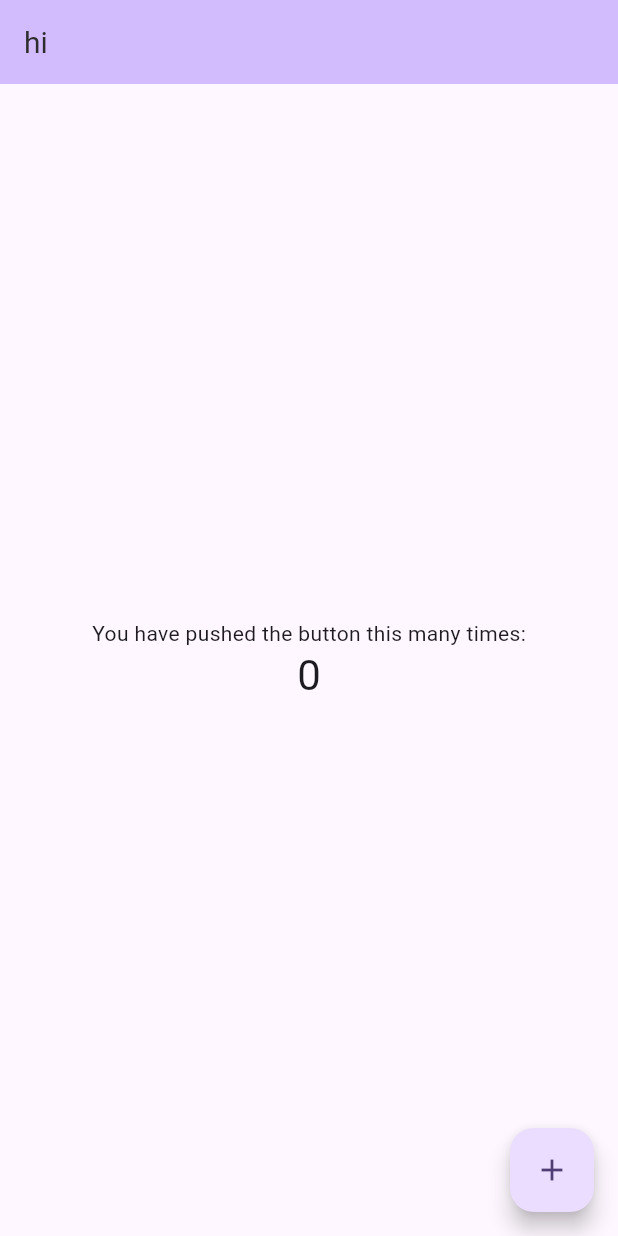
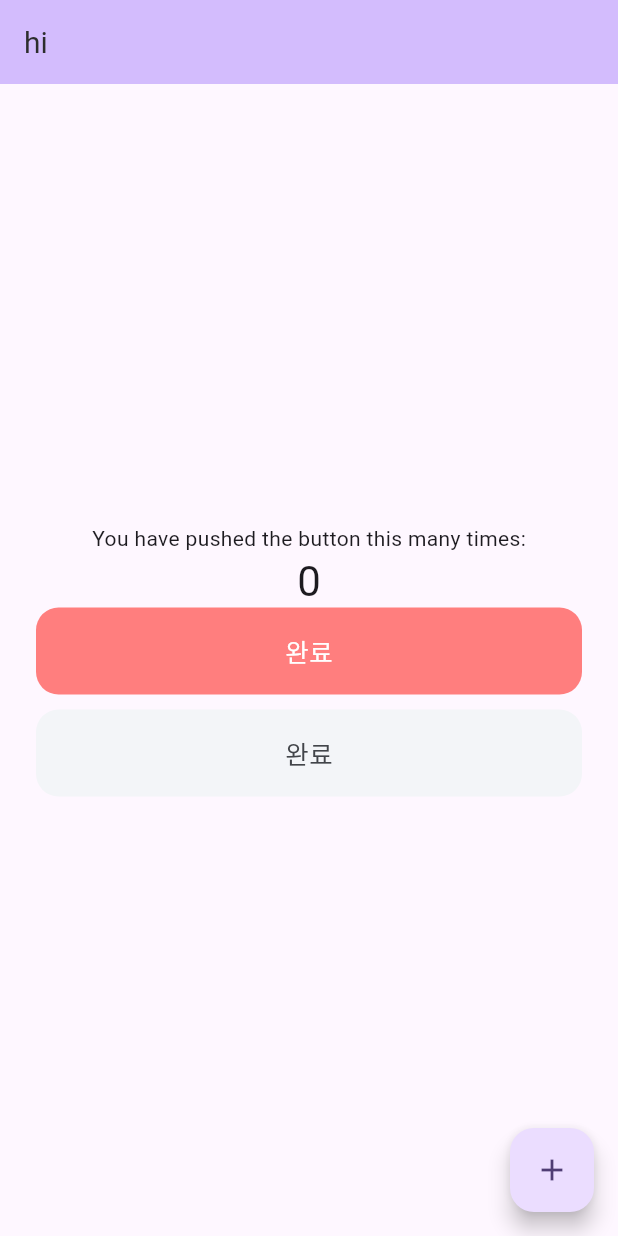
Before and after one commit to MentalJava/sym-mvvm-clone, a Flutter app: the screen it shows after launch, on a phone screen of 412 x 824 dp. Run offline on Flutter 3.47's test engine with Material 3 defaults, Android fonts, the phone set to English and light mode, and no system bars; Roboto replaces fonts that are missing (PretendardBold, PretendardMedium).

Commit message:
Button component 작업 완료

```diff
--- a/lib/main.dart
+++ b/lib/main.dart
@@ -1,4 +1,5 @@
 import 'package:flutter/material.dart';
+import 'package:sym_mvvm_clone/ui/component/s_button.dart';
 import 'package:sym_mvvm_clone/ui/component/s_color.dart';
 import 'package:sym_mvvm_clone/ui/component/s_text.dart';
 import 'package:sym_mvvm_clone/ui/component/s_typo.dart';
@@ -63,6 +64,26 @@ class _MyHomePageState extends State<MyHomePage> {
               '$_counter',
               style: Theme.of(context).textTheme.headlineMedium,
             ),
+            SButton(
+              state: ButtonState.standard,
+              onCilcked: () {},
+              text: const SText(
+                text: '완료',
+                type: TextType.body1,
+                color: Colors.white,
+              ),
+            ),
+            const SizedBox(
+              height: 10,
+            ),
+            const SButton(
+              state: ButtonState.disabled,
+              text: SText(
+                text: '완료',
+                type: TextType.body1,
+                color: SColor.grey6,
+              ),
+            ),
           ],
         ),
       ),
--- /dev/null
+++ b/lib/ui/component/s_button.dart
@@ -0,0 +1,51 @@
+import 'package:flutter/material.dart';
+import 'package:sym_mvvm_clone/ui/component/s_color.dart';
+
+enum ButtonState {
+  standard,
+  disabled,
+}
+
+class SButton extends StatelessWidget {
+  final ButtonState state;
+  final VoidCallback? onCilcked;
+  final Widget text;
+  const SButton({
+    super.key,
+    this.onCilcked,
+    required this.text,
+    required this.state,
+  });
+
+  Color _getBackgroundColor() {
+    switch (state) {
+      case ButtonState.standard:
+        return SColor.main;
+      case ButtonState.disabled:
+        return SColor.grey1;
+    }
+  }
+
+  @override
+  Widget build(BuildContext context) {
+    final isEnabled = state != ButtonState.disabled;
+    return Container(
+      padding: const EdgeInsets.symmetric(
+        horizontal: 24,
+      ),
+      width: double.infinity,
+      child: GestureDetector(
+        onTap: isEnabled ? onCilcked : null,
+        child: Container(
+          decoration: BoxDecoration(
+            borderRadius: BorderRadius.circular(15),
+            color: _getBackgroundColor(),
+          ),
+          child: Center(
+            child: text,
+          ),
+        ),
+      ),
+    );
+  }
+}
--- a/lib/ui/component/s_text.dart
+++ b/lib/ui/component/s_text.dart
@@ -17,10 +17,15 @@ class SText extends StatelessWidget {
   Widget build(BuildContext context) {
     final style = STypo.getStyle(type).copyWith(color: color);
 
-    return Text(
-      text,
-      overflow: TextOverflow.ellipsis,
-      style: style,
+    return Padding(
+      padding: const EdgeInsets.symmetric(
+        vertical: 17,
+      ),
+      child: Text(
+        text,
+        overflow: TextOverflow.ellipsis,
+        style: style,
+      ),
     );
   }
 }
```
